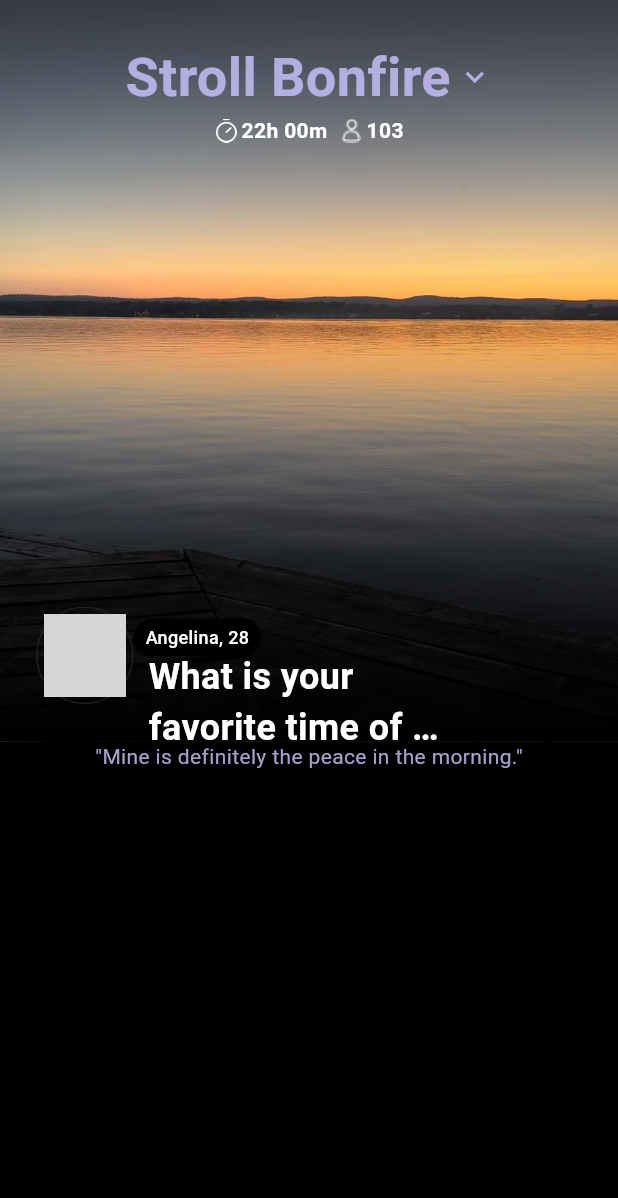
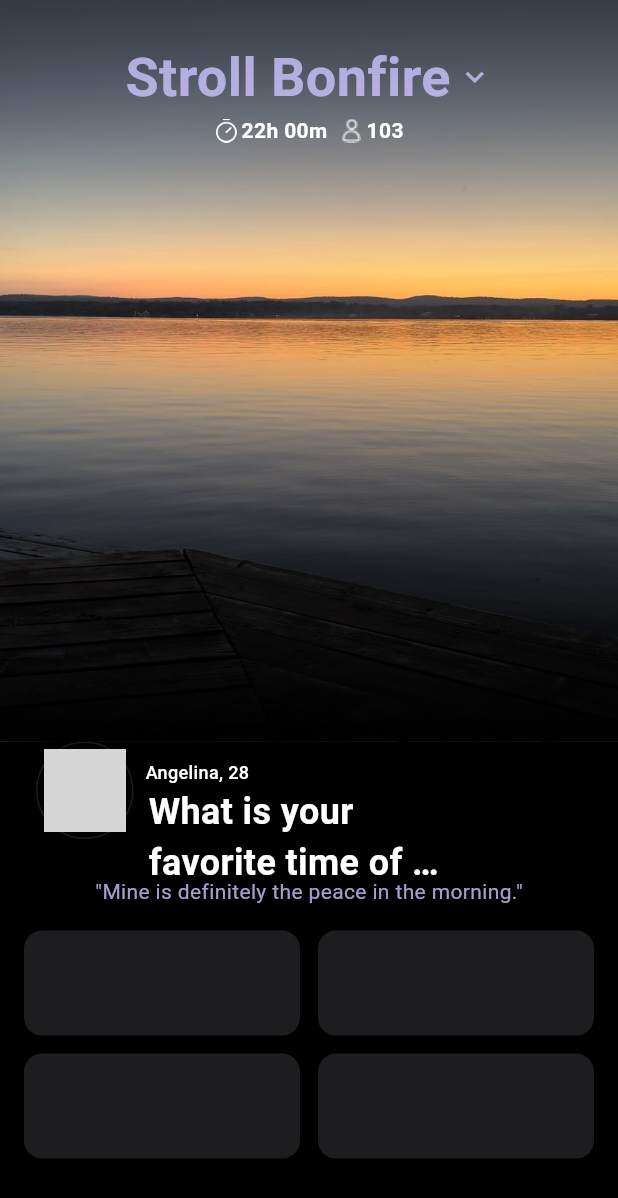
Before and after one commit to AGASTRONICS/frontend-interview-task, a Flutter app: the screen it shows after launch, on a phone screen of 412 x 824 dp. Shown: the top 1198 px of the screen. Run offline on Flutter 3.47's test engine with Material 3 defaults, Android fonts, the phone set to English and light mode, and no system bars; grey boxes are pictures that could not be loaded.

Commit message:
Answer Section Layout Setup

```diff
--- /dev/null
+++ b/lib/common/widgets/cards/answers_card.dart
@@ -0,0 +1,24 @@
+import 'package:feinterview/utils/constants/sizes.dart';
+import 'package:flutter/material.dart';
+
+import '../../../utils/constants/colors.dart';
+
+class StrollAnswersCard extends StatelessWidget {
+  const StrollAnswersCard({super.key});
+
+  @override
+  Widget build(BuildContext context) {
+    return Container(
+      decoration: BoxDecoration(
+        color: StrollColors.darkShadow,
+        borderRadius: BorderRadius.all(
+          Radius.circular(StrollSizes.cardRadiusMd),
+        ),
+      ),
+      child: Row(
+        children: [],
+      ),
+    );
+    ;
+  }
+}
--- /dev/null
+++ b/lib/common/widgets/layouts/grid_layout.dart
@@ -0,0 +1,35 @@
+import 'package:flutter/material.dart';
+
+import '../../../utils/constants/sizes.dart';
+
+class PGridLayout extends StatelessWidget {
+  const PGridLayout(
+      {super.key,
+      required this.itemCount,
+      this.mainAxisExtent,
+      required this.itemBuilder,
+      this.crossAxisCount = 2,
+      this.spacing = StrollSizes.gridViewSpacing});
+
+  final int itemCount, crossAxisCount;
+  final double? mainAxisExtent;
+  final double spacing;
+  final Widget? Function(BuildContext, int) itemBuilder;
+
+  @override
+  Widget build(BuildContext context) {
+    return GridView.builder(
+      itemCount: itemCount,
+      shrinkWrap: true,
+      padding: EdgeInsets.zero,
+      physics: const NeverScrollableScrollPhysics(),
+      gridDelegate: SliverGridDelegateWithFixedCrossAxisCount(
+        crossAxisCount: crossAxisCount,
+        mainAxisSpacing: spacing,
+        crossAxisSpacing: spacing,
+        mainAxisExtent: mainAxisExtent,
+      ),
+      itemBuilder: itemBuilder,
+    );
+  }
+}
--- a/lib/features/personalization/screens/fe-interview-task/fe_interview_task.dart
+++ b/lib/features/personalization/screens/fe-interview-task/fe_interview_task.dart
@@ -1,3 +1,4 @@
+import 'package:feinterview/features/personalization/screens/fe-interview-task/widgets/answers_section.dart';
 import 'package:feinterview/features/personalization/screens/fe-interview-task/widgets/background_with_stack_text.dart';
 import 'package:feinterview/features/personalization/screens/fe-interview-task/widgets/user_subheader.dart';
 import 'package:flutter/material.dart';
@@ -15,22 +16,18 @@ class FrontendInterviewTask extends StatelessWidget {
       backgroundColor: Colors.black,
       body: Column(
         children: [
-          Stack(
-            children: [
           StrollHeaderSection(),
           Positioned(
             bottom: 0,
             child: Column(
               children: [
                 Padding(
-                      padding: const EdgeInsets.symmetric(
-                          horizontal: StrollSizes.lg),
+                  padding:
+                      const EdgeInsets.symmetric(horizontal: StrollSizes.lg),
                   child: StrollUserSubHeader(),
                 ),
               ],
             ),
-              ),
-            ],
           ),
           Text(
             '"${StrollTexts.question2}"',
@@ -38,6 +35,7 @@ class FrontendInterviewTask extends StatelessWidget {
               color: StrollColors.accent,
             ),
           ),
+          StrollAnswersSection(),
         ],
       ),
     );
--- /dev/null
+++ b/lib/features/personalization/screens/fe-interview-task/widgets/answers_section.dart
@@ -0,0 +1,24 @@
+import 'package:flutter/material.dart';
+
+import '../../../../../common/widgets/cards/answers_card.dart';
+import '../../../../../common/widgets/layouts/grid_layout.dart';
+import '../../../../../utils/constants/sizes.dart';
+
+class StrollAnswersSection extends StatelessWidget {
+  const StrollAnswersSection({super.key});
+
+  @override
+  Widget build(BuildContext context) {
+    return Padding(
+      padding: const EdgeInsets.all(StrollSizes.md),
+      child: PGridLayout(
+        itemCount: 4,
+        mainAxisExtent: 70,
+        spacing: StrollSizes.md - 4,
+        itemBuilder: (_, index) {
+          return StrollAnswersCard();
+        },
+      ),
+    );
+  }
+}
```
Lines whose indentation alone changed are shown as unchanged.
